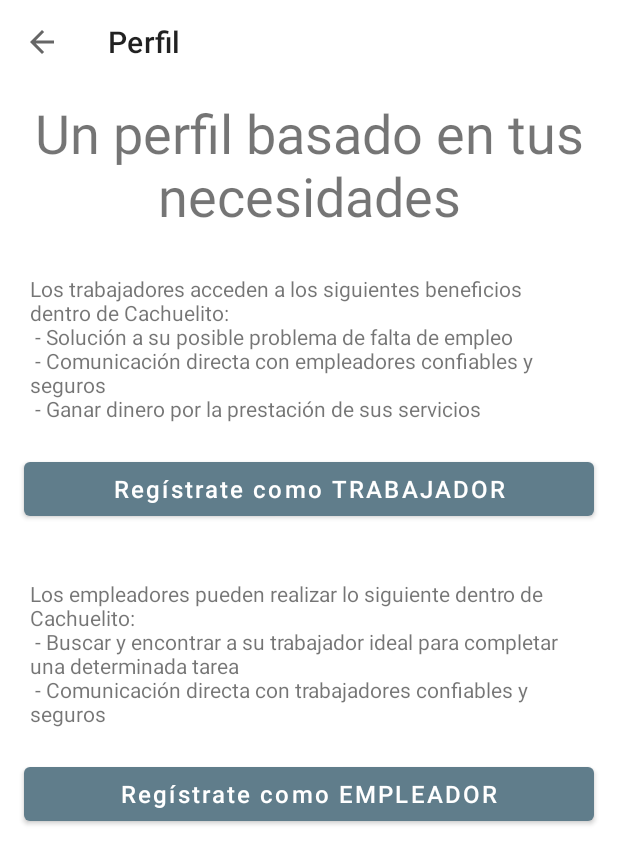
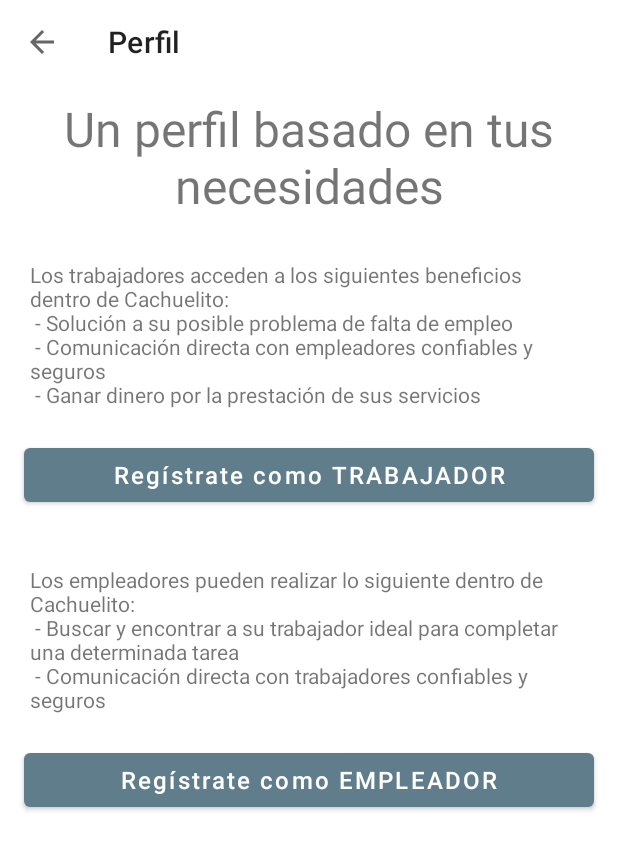
Before and after one commit to norl4m/TFin2022, an Android app: the PerfilActivity screen opened directly, with no data from a screen before it, on a phone screen of 412 x 824 dp. Shown: the top 864 px of the screen. Run offline under Robolectric (Android 15) with nearby library versions, the phone set to English and light mode, and no system bars.

Commit message:
Actualizando activities

```diff
--- a/app/src/main/AndroidManifest.xml
+++ b/app/src/main/AndroidManifest.xml
@@ -429,6 +429,7 @@ Set color used with incoming notification messages. This is used when no color i
                 <category android:name="android.intent.category.DEFAULT" />
             </intent-filter>
         </receiver>
+
         <receiver
             android:name=".individualChat.view.CrazyDeleteBroadcastReceiver"
             android:exported="false">
@@ -436,6 +437,7 @@ Set color used with incoming notification messages. This is used when no color i
                 <action android:name="ACTION_DELETE_NOTIFICATION" />
             </intent-filter>
         </receiver>
+
         <receiver
             android:name=".individualChat.view.CrazyReplyBroadcastReceiver"
             android:exported="false" />
@@ -443,6 +445,7 @@ Set color used with incoming notification messages. This is used when no color i
         <provider
             android:name=".buscador.MySuggestionProvider"
             android:authorities="com.marlon.apolo.tfinal2022.buscador.MySuggestionProvider" />
+
     </application>
 
 </manifest>
--- a/app/src/main/res/layout/activity_perfil.xml
+++ b/app/src/main/res/layout/activity_perfil.xml
@@ -5,6 +5,7 @@
     android:layout_width="match_parent"
     android:layout_height="match_parent"
     tools:context=".registro.PerfilActivity">
+
     <androidx.appcompat.widget.Toolbar
         android:id="@+id/toolbar"
         android:layout_width="match_parent"
@@ -13,26 +14,36 @@
         app:navigationIcon="@drawable/ic_baseline_arrow_back_24"
         app:title="Perfil" />
 
-       <ScrollView
-           android:layout_width="match_parent"
-           android:layout_height="match_parent"
-           android:layout_below="@id/toolbar">
+    <!--       <ScrollView-->
+    <!--           android:layout_width="match_parent"-->
+    <!--           android:layout_height="match_parent"-->
+    <!--           android:layout_below="@id/toolbar">-->
     <LinearLayout
         android:layout_width="match_parent"
         android:layout_height="match_parent"
-               android:orientation="vertical"
         android:layout_below="@id/toolbar"
-               android:gravity="center">
+        android:orientation="vertical">
 
         <TextView
             android:id="@+id/textView3"
             android:layout_width="match_parent"
             android:layout_height="wrap_content"
-                   android:layout_margin="8dp"
+            android:layout_marginStart="8dp"
+            android:layout_marginTop="8dp"
+            android:layout_marginEnd="8dp"
+            android:layout_marginBottom="8dp"
             android:text="Un perfil basado en tus necesidades"
             android:textAlignment="center"
-                   android:textSize="36sp" />
+            android:textSize="32sp" />
 
+        <ScrollView
+            android:layout_width="match_parent"
+            android:layout_height="wrap_content">
+
+            <LinearLayout
+                android:layout_width="match_parent"
+                android:layout_height="match_parent"
+                android:orientation="vertical">
 
                 <LinearLayout
                     android:layout_width="match_parent"
@@ -65,6 +76,7 @@
                     android:layout_margin="8dp"
                     android:orientation="vertical">
 
+
                     <TextView
                         android:id="@+id/textView5"
                         android:layout_width="wrap_content"
@@ -90,4 +102,9 @@
         </ScrollView>
 
 
+    </LinearLayout>
+
+    <!--       </ScrollView>-->
+
+
 </RelativeLayout>
```
Lines whose indentation alone changed are shown as unchanged.
